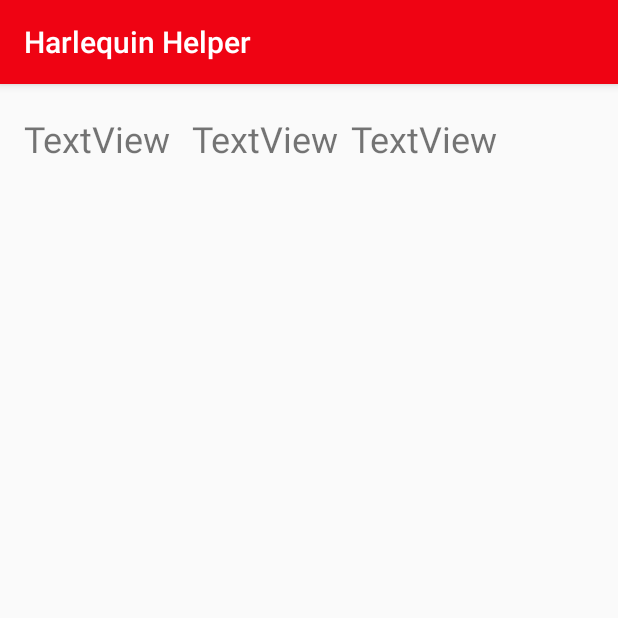
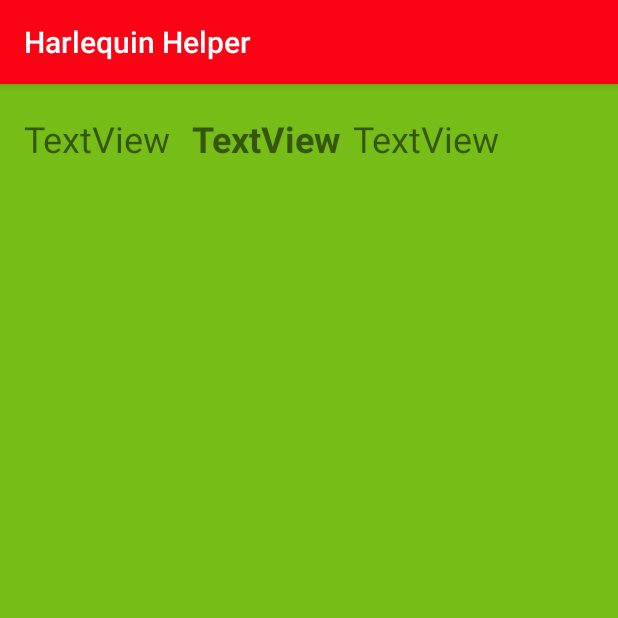
Before and after one commit to achmorgill/-master---week-8-android-java-tacker-project, an Android app: the MealListActivity screen opened directly, with no data from a screen before it, on a phone screen of 412 x 824 dp, the top half of it. Run offline under Robolectric (Android 15) with nearby library versions, the phone set to English and light mode, and no system bars; 3 statements that could not run were skipped.

Commit message:
final commit for the day

```diff
--- a/ChildActionTracker/app/src/main/java/com/codeclan/example/childactiontracker/MainActivity.java
+++ b/ChildActionTracker/app/src/main/java/com/codeclan/example/childactiontracker/MainActivity.java
@@ -27,11 +27,7 @@ public class MainActivity extends AppCompatActivity {
         mealListButton = (Button) findViewById(R.id.meal_list_button);
         napListButton = (Button) findViewById(R.id.nap_list_button);
         pottyListButton = (Button) findViewById(R.id.potty_list_button);
-        childNameButton = (Button) findViewById(R.id.child_name_button);
-    }
 
-    public void onChildNameButtonClick(View button) {
-        Intent intent = new Intent(this, ChildNameActivity.class);
     }
 
     public void onMealButtonClick(View button) {
--- a/ChildActionTracker/app/src/main/res/layout/activity_main.xml
+++ b/ChildActionTracker/app/src/main/res/layout/activity_main.xml
@@ -37,10 +37,10 @@
         android:layout_marginLeft="8dp"
         android:layout_marginRight="8dp"
         android:layout_marginTop="8dp"
-        android:fontFamily="serif"
+        android:fontFamily="monospace"
         android:text="@string/mainPageTextHeader"
         android:textAllCaps="true"
-        android:textColor="@android:color/holo_red_dark"
+        android:textColor="@color/colorPrimary"
         android:textSize="24sp"
         android:textStyle="bold"
         app:layout_constraintBottom_toBottomOf="parent"
--- a/ChildActionTracker/app/src/main/res/layout/activity_meal_list.xml
+++ b/ChildActionTracker/app/src/main/res/layout/activity_meal_list.xml
@@ -4,6 +4,7 @@
     xmlns:tools="http://schemas.android.com/tools"
     android:layout_width="match_parent"
     android:layout_height="match_parent"
+    android:background="#76BD17"
     tools:context="com.codeclan.example.childactiontracker.MealListActivity">
 
     <TextView
@@ -41,13 +42,14 @@
         android:id="@+id/activity"
         android:layout_width="wrap_content"
         android:layout_height="wrap_content"
+        android:layout_marginBottom="8dp"
+        android:layout_marginLeft="14dp"
+        android:layout_marginTop="8dp"
         android:text="TextView"
         android:textSize="24sp"
+        android:textStyle="bold"
         app:layout_constraintBottom_toBottomOf="parent"
-        android:layout_marginBottom="8dp"
+        app:layout_constraintLeft_toRightOf="@+id/time"
         app:layout_constraintTop_toTopOf="parent"
-        android:layout_marginTop="8dp"
-        app:layout_constraintVertical_bias="0.017"
-        app:layout_constraintLeft_toRightOf="@+id/time"
-        android:layout_marginLeft="14dp" />
+        app:layout_constraintVertical_bias="0.017" />
 </android.support.constraint.ConstraintLayout>
--- a/ChildActionTracker/app/src/main/res/layout/activity_nap_list.xml
+++ b/ChildActionTracker/app/src/main/res/layout/activity_nap_list.xml
@@ -4,6 +4,7 @@
     xmlns:tools="http://schemas.android.com/tools"
     android:layout_width="match_parent"
     android:layout_height="match_parent"
+    android:background="#76BD17"
     tools:context="com.codeclan.example.childactiontracker.NapListActivity">
 
     <TextView
@@ -16,6 +17,7 @@
         android:layout_marginTop="8dp"
         android:text="TextView"
         android:textSize="24sp"
+        android:textStyle="bold"
         app:layout_constraintBottom_toBottomOf="parent"
         app:layout_constraintHorizontal_bias="0.454"
         app:layout_constraintLeft_toLeftOf="parent"
--- a/ChildActionTracker/app/src/main/res/layout/activity_potty_list.xml
+++ b/ChildActionTracker/app/src/main/res/layout/activity_potty_list.xml
@@ -4,19 +4,20 @@
     xmlns:tools="http://schemas.android.com/tools"
     android:layout_width="match_parent"
     android:layout_height="match_parent"
+    android:background="#76BD17"
     tools:context="com.codeclan.example.childactiontracker.PottyListActivity">
 
     <TextView
         android:id="@+id/potty_list_view"
         android:layout_width="wrap_content"
         android:layout_height="wrap_content"
-        android:layout_marginBottom="8dp"
         android:layout_marginLeft="8dp"
         android:layout_marginRight="8dp"
         android:layout_marginTop="8dp"
         android:text="TextView"
         android:textSize="24sp"
-        app:layout_constraintBottom_toBottomOf="parent"
+        android:textStyle="bold"
+        app:layout_constraintHorizontal_bias="0.501"
         app:layout_constraintLeft_toLeftOf="parent"
         app:layout_constraintRight_toRightOf="parent"
         app:layout_constraintTop_toTopOf="parent" />
--- a/ChildActionTracker/app/src/main/res/values/colors.xml
+++ b/ChildActionTracker/app/src/main/res/values/colors.xml
@@ -1,6 +1,6 @@
 <?xml version="1.0" encoding="utf-8"?>
 <resources>
-    <color name="colorPrimary">#ef0313</color>
+    <color name="colorPrimary">#fa0314</color>
     <color name="colorPrimaryDark">#0f0678</color>
     <color name="colorAccent">#fff540</color>
 </resources>
```
Also changed, not shown: ChildActionTracker/app/src/main/res/drawable/pottypic1.jpeg (added).
